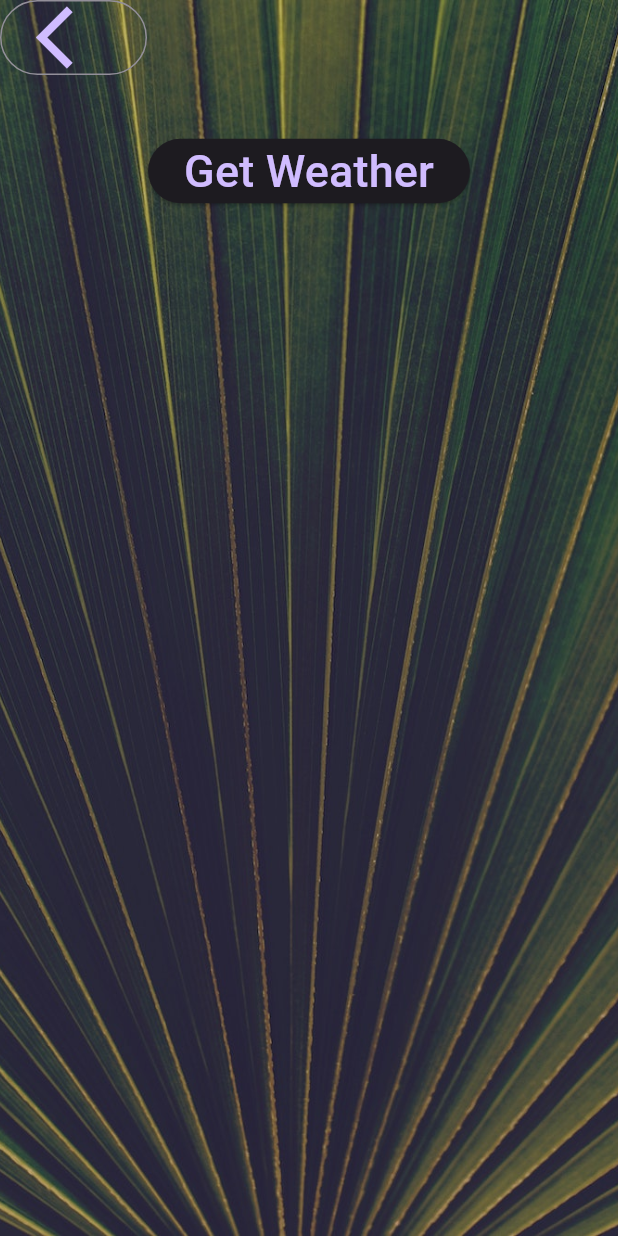
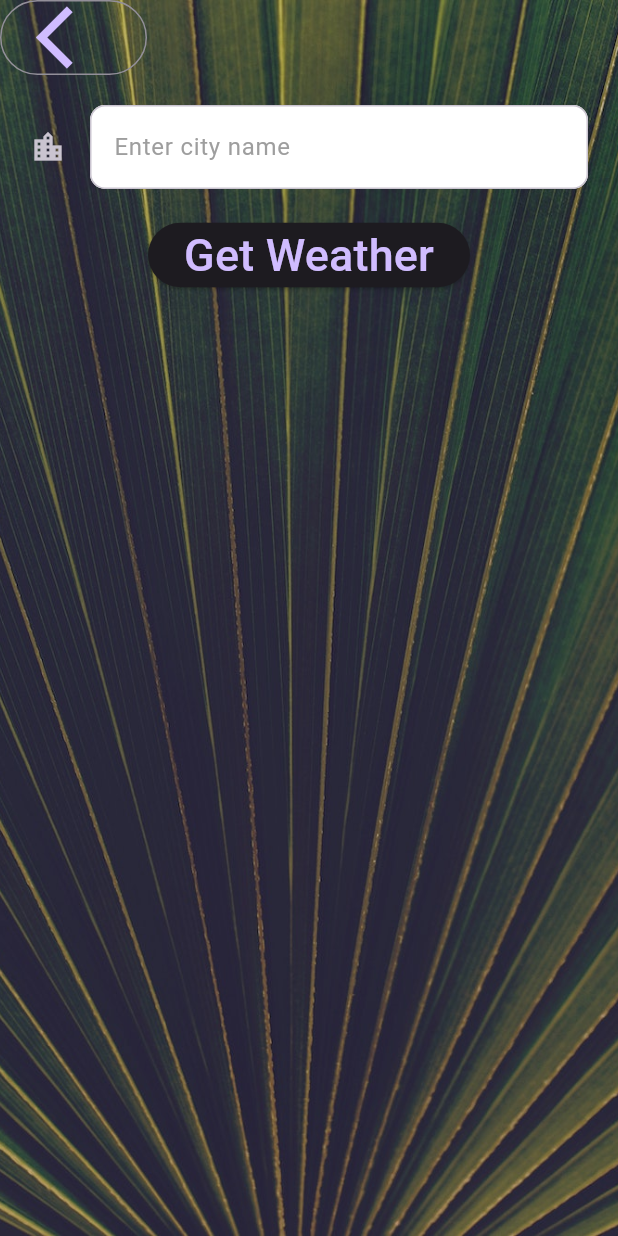
Before and after one commit to alexmortelsison/clima_weather_app, a Flutter app: the CityScreen screen opened directly, on a phone screen of 412 x 824 dp. Run offline on Flutter 3.47's test engine with Material 3 defaults, Android fonts, the phone set to English and light mode, and no system bars; our stand-ins replace flutter_spinkit, geolocator, google_fonts; Roboto replaces fonts that are missing (Spartan MB).

Commit message:
updated Textfield

```diff
--- a/lib/screens/city_screen.dart
+++ b/lib/screens/city_screen.dart
@@ -27,7 +27,9 @@ class _CityScreenState extends State<CityScreen> {
               Align(
                 alignment: Alignment.topLeft,
                 child: OutlinedButton(
-                  onPressed: () {},
+                  onPressed: () {
+                    Navigator.pop(context);
+                  },
                   child: const Icon(
                     Icons.arrow_back_ios,
                     size: 50.0,
@@ -36,7 +38,13 @@ class _CityScreenState extends State<CityScreen> {
               ),
               Container(
                 padding: const EdgeInsets.all(20.0),
-                child: null,
+                child: TextField(
+                  style: const TextStyle(color: Colors.black),
+                  decoration: kTextFieldInputDecoration,
+                  onChanged: (value) {
+                    print(value);
+                  },
+                ),
               ),
               ElevatedButton(
                 onPressed: () {},
--- a/lib/utilities/constants.dart
+++ b/lib/utilities/constants.dart
@@ -18,3 +18,18 @@ const kButtonTextStyle = TextStyle(
 const kConditionTextStyle = TextStyle(
   fontSize: 100.0,
 );
+
+const kTextFieldInputDecoration = InputDecoration(
+  filled: true,
+  fillColor: Colors.white,
+  icon: Icon(Icons.location_city),
+  hintText: "Enter city name",
+  hintStyle: TextStyle(
+    color: Colors.grey,
+  ),
+  border: OutlineInputBorder(
+    borderRadius: BorderRadius.all(
+      Radius.circular(10.0),
+    ),
+  ),
+);
```
Also changed, not shown: lib/screens/location_screen.dart (+7 -1 lines).
